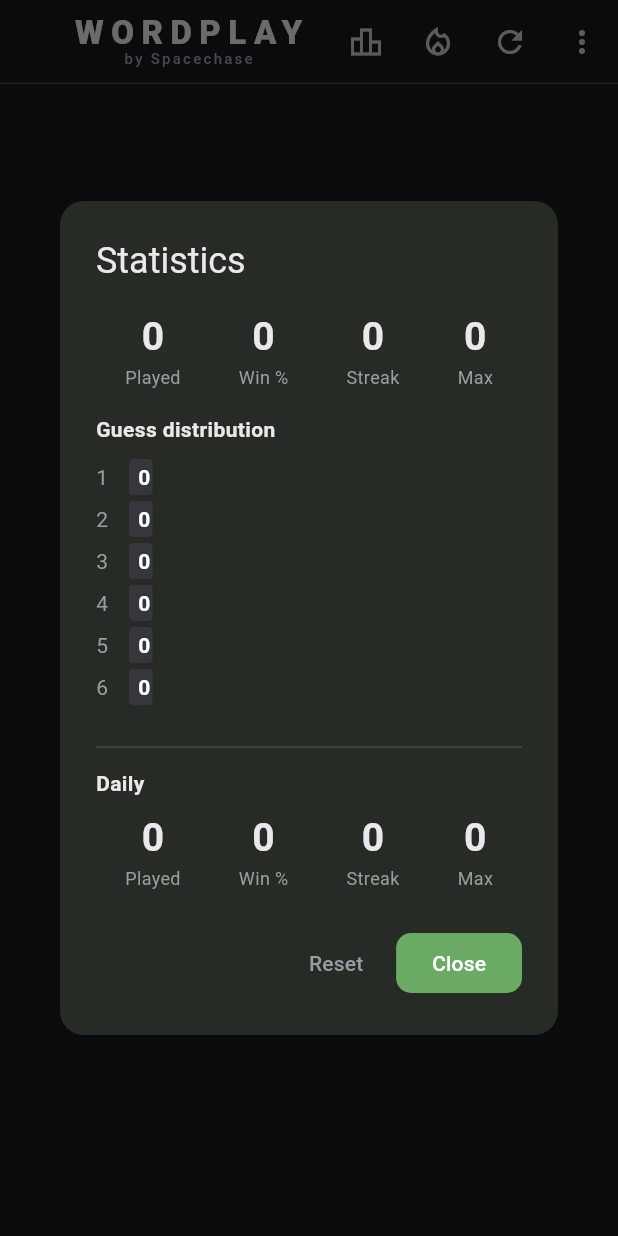
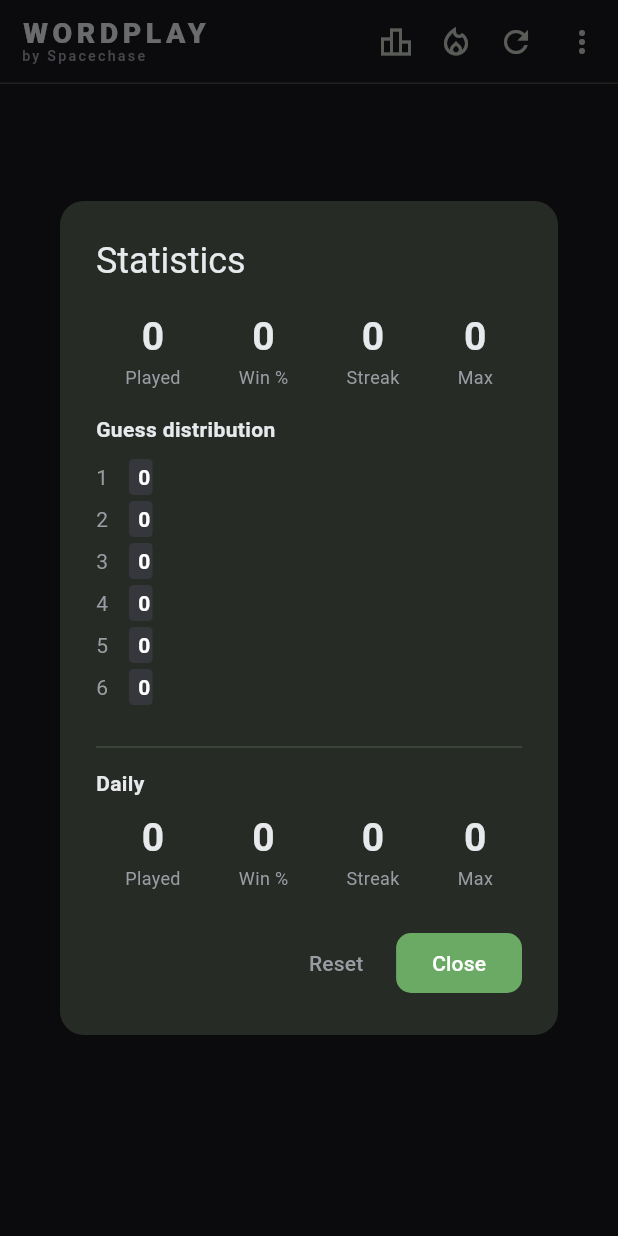
Before and after one commit to spacechase26/wordplay, a Flutter app: the screen it shows after launch, after a tap on the "leaderboard" icon, on a phone screen of 412 x 824 dp. Run offline on Flutter 3.47's test engine with Material 3 defaults, Android fonts, the phone set to English and light mode, and no system bars; our stand-ins replace shared_preferences; project files that could hold a hidden picture were left out.

Commit message:
fix header truncating on narrow screens

```diff
--- a/lib/main.dart
+++ b/lib/main.dart
@@ -629,30 +629,43 @@ class _GamePageState extends State<GamePage> with TickerProviderStateMixin {
     return Scaffold(
       appBar: AppBar(
         backgroundColor: Theme.of(context).scaffoldBackgroundColor,
-        centerTitle: true,
-        title: Column(
+        centerTitle: false,
+        titleSpacing: 14,
+        // Left-aligned + scale-down so the wordmark always fits, never
+        // truncates to "WORDPL…" on narrow phones.
+        title: FittedBox(
+          fit: BoxFit.scaleDown,
+          alignment: Alignment.centerLeft,
+          child: Column(
             mainAxisSize: MainAxisSize.min,
+            crossAxisAlignment: CrossAxisAlignment.start,
             children: [
               const Text('WORDPLAY',
                   style: TextStyle(
-                    fontWeight: FontWeight.w800, letterSpacing: 5, height: 1)),
+                      fontSize: 19,
+                      fontWeight: FontWeight.w800,
+                      letterSpacing: 3,
+                      height: 1)),
               Text('by Spacechase',
                   style: TextStyle(
-                    fontSize: 10,
+                      fontSize: 9.5,
                       letterSpacing: 1.5,
                       color: _skin(context).muted,
                       fontWeight: FontWeight.w500)),
             ],
+          ),
         ),
         shape: Divider.createBorderSide(context, width: 1).let(
             (s) => Border(bottom: s)),
         actions: [
           IconButton(
               tooltip: 'Statistics',
+              visualDensity: VisualDensity.compact,
               onPressed: _showStats,
               icon: const Icon(Icons.leaderboard_outlined)),
           IconButton(
             tooltip: _hardMode ? 'Hard mode: on' : 'Hard mode: off',
+            visualDensity: VisualDensity.compact,
             onPressed: _toggleHard,
             icon: Icon(
               _hardMode
@@ -664,6 +677,7 @@ class _GamePageState extends State<GamePage> with TickerProviderStateMixin {
           if (_mode == GameMode.unlimited)
             IconButton(
                 tooltip: 'New word',
+                visualDensity: VisualDensity.compact,
                 onPressed: _newUnlimited,
                 icon: const Icon(Icons.refresh)),
           PopupMenuButton<String>(
```
Also changed, not shown: 1 other file. Lines whose indentation alone changed are shown as unchanged.
